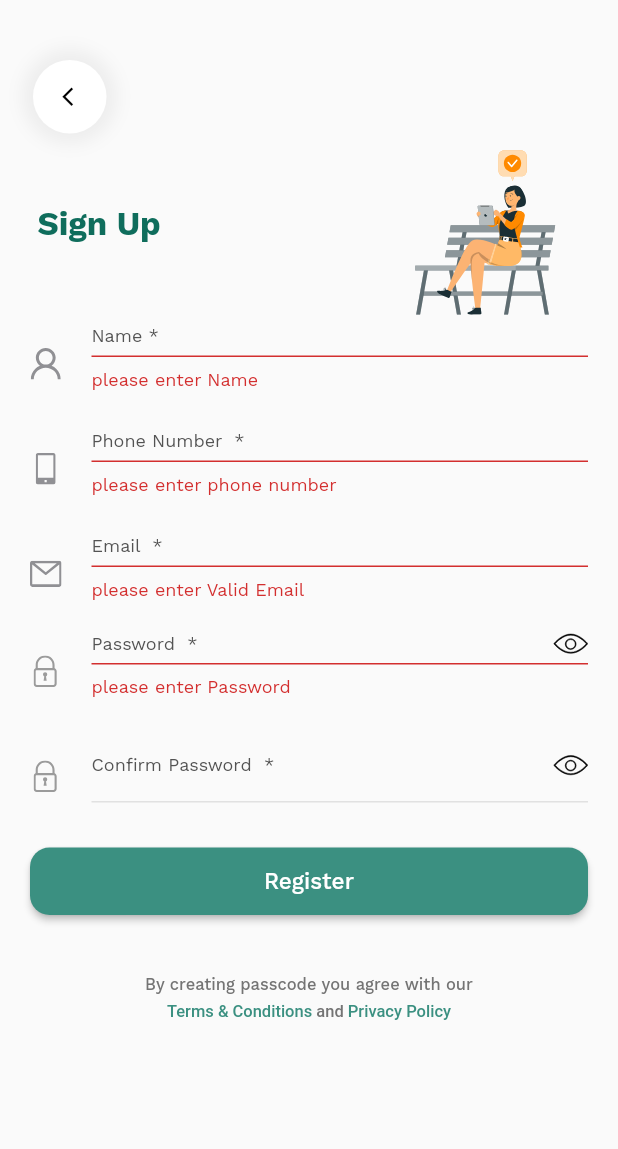
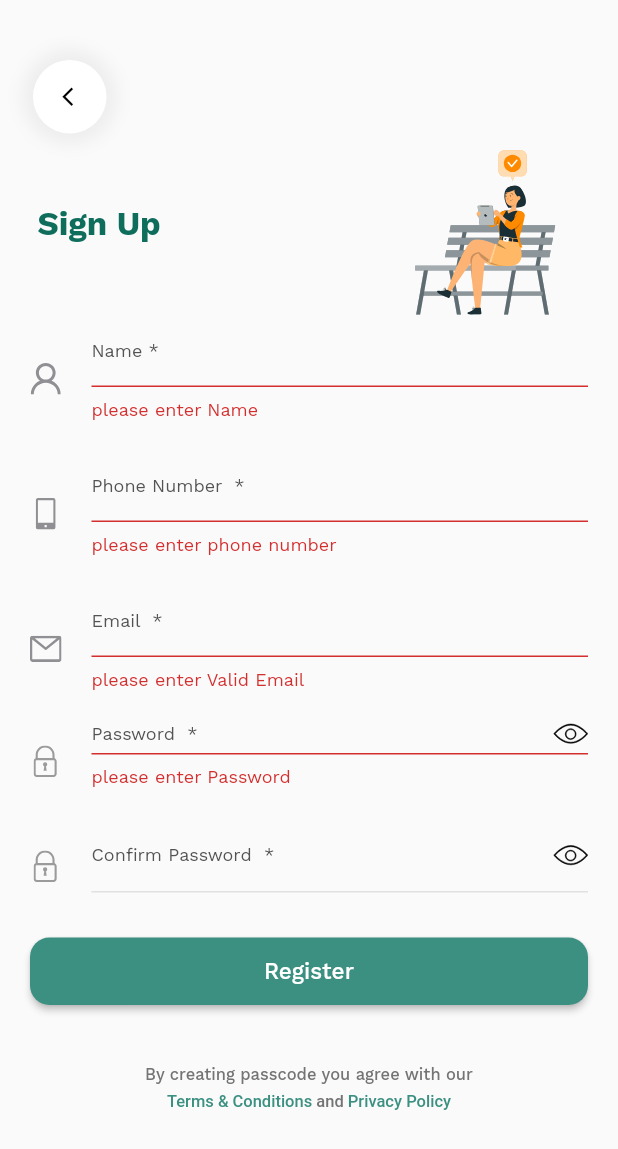
Before and after one commit to arulselvamatv/familygardenmobile-app, a Flutter app: the SignupView screen opened by its route, after a tap on "Register", on a phone screen of 412 x 824 dp. Shown: the top 1149 px of the screen. Run offline on Flutter 3.47's test engine with Material 2 defaults, Android fonts, the phone set to English and light mode, and no system bars; our stand-ins replace carousel_slider, dio, dropdown_button2, flutter_html, flutter_svg, get and 3 more; accounts and stored records are empty; network calls fail; project files that could hold a hidden picture were left out; key blocks and very long unbroken strings in the code were emptied for the run.

Commit message:
working on bug fixing

```diff
--- a/lib/models/wishlistmodel.dart
+++ b/lib/models/wishlistmodel.dart
@@ -38,6 +38,7 @@ class Products {
   String? stock;
   bool? addToCart;
   String? price;
+  String? optionValue;
   String? special;
   String? selectedOptionId;
   String? selectedOptionValueId;
@@ -54,6 +55,7 @@ class Products {
       this.stock,
       this.addToCart = false,
       this.price,
+      this.optionValue,
       this.special,
       this.selectedOptionId,
       this.selectedOptionValueId,
@@ -70,6 +72,7 @@ class Products {
     stock = json['stock'];
     price = json['price'];
     special = json['special'];
+    optionValue = json["option_value"];
     selectedOptionId = json['selected_option_id'];
     selectedOptionValueId = json['selected_option_value_id'];
     if (json['options'] != null) {
@@ -91,6 +94,7 @@ class Products {
     data['model'] = this.model;
     data['stock'] = this.stock;
     data['price'] = this.price;
+    data['option_value'] = this.optionValue;
     data['special'] = this.special;
     data['selected_option_id'] = this.selectedOptionId;
     data['selected_option_value_id'] = this.selectedOptionValueId;
--- a/lib/screens/dashboard/views/dashboard_view.dart
+++ b/lib/screens/dashboard/views/dashboard_view.dart
@@ -95,10 +95,10 @@ class DashboardView extends GetView<DashboardController> {
                                   height: 30,
                                   alignment: Alignment.topRight,
                                   margin:
-                                      const EdgeInsets.only(top: 10, left: 3.0),
+                                      const EdgeInsets.only(top: 7, left: 9.0),
                                   child: Container(
-                                    width: 18,
-                                    height: 18,
+                                    width: 22,
+                                    height: 22,
                                     decoration: BoxDecoration(
                                         shape: BoxShape.circle,
                                         color: AppColors.white,
--- a/lib/screens/product_details_screen/views/product_detail_view.dart
+++ b/lib/screens/product_details_screen/views/product_detail_view.dart
@@ -68,10 +68,10 @@ class ProductDetailsView extends GetView<ProductDetailsController> {
                             width: 30,
                             height: 30,
                             alignment: Alignment.topRight,
-                            margin: const EdgeInsets.only(top: 10, left: 3.0),
+                            margin: const EdgeInsets.only(top: 7, left: 9.0),
                             child: Container(
-                              width: 18,
-                              height: 18,
+                              width: 22,
+                              height: 22,
                               decoration: BoxDecoration(
                                   shape: BoxShape.circle,
                                   color: AppColors.white,
--- a/lib/screens/signup/controller/signup_controller.dart
+++ b/lib/screens/signup/controller/signup_controller.dart
@@ -5,11 +5,15 @@ import '../../../routes/app_pages.dart';
 
 class SignupController extends GetxController {
   TextEditingController firstnameController = TextEditingController();
-  TextEditingController lastnameController = TextEditingController();
   TextEditingController emailController = TextEditingController();
   TextEditingController telephoneController = TextEditingController();
   TextEditingController passwordController = TextEditingController();
   TextEditingController confirmController = TextEditingController();
+  RxBool isNameTextFielld = false.obs;
+  RxBool isEmailTextFielld = false.obs;
+  RxBool isMobileTextFielld = false.obs;
+  RxBool isPasswordTextFielld = false.obs;
+  RxBool isConfirmPasswordTextFielld = false.obs;
   RxBool showPassword = true.obs;
   RxBool showConfirmPassword = true.obs;
 
--- a/lib/screens/signup/view/signup_view.dart
+++ b/lib/screens/signup/view/signup_view.dart
@@ -107,7 +107,7 @@ class SignupView extends GetView<SignupController> {
                       Padding(
                         padding: const EdgeInsets.symmetric(horizontal: 20),
                         child: Container(
-                          height: 50,
+                          height: controller.isNameTextFielld.value ? 70 : 50,
                           width: Get.width,
                           child: Row(
                             crossAxisAlignment: CrossAxisAlignment.center,
@@ -130,8 +130,12 @@ class SignupView extends GetView<SignupController> {
                                 child: TextFormField(
                                   validator: (value) {
                                     if (value == null || value.isEmpty) {
+                                      controller.isNameTextFielld.value = true;
+                                      controller.update();
                                       return 'please enter Name';
                                     }
+                                    controller.isNameTextFielld.value = false;
+                                    controller.update();
                                     return null;
                                   },
                                   controller: controller.firstnameController,
@@ -171,7 +175,7 @@ class SignupView extends GetView<SignupController> {
                       Padding(
                         padding: const EdgeInsets.symmetric(horizontal: 20),
                         child: Container(
-                          height: 50,
+                          height: controller.isMobileTextFielld.value ? 70 : 50,
                           width: Get.width,
                           child: Row(
                             crossAxisAlignment: CrossAxisAlignment.center,
@@ -194,8 +198,13 @@ class SignupView extends GetView<SignupController> {
                                 child: TextFormField(
                                   validator: (value) {
                                     if (value == null || value.isEmpty) {
+                                      controller.isMobileTextFielld.value =
+                                          true;
+                                      controller.update();
                                       return 'please enter phone number';
                                     }
+                                    controller.isMobileTextFielld.value = false;
+                                    controller.update();
                                     return null;
                                   },
                                   maxLength: 10,
@@ -238,7 +247,7 @@ class SignupView extends GetView<SignupController> {
                       Padding(
                         padding: const EdgeInsets.symmetric(horizontal: 20),
                         child: Container(
-                          height: 50,
+                          height: controller.isEmailTextFielld.value ? 70 : 50,
                           width: Get.width,
                           child: Row(
                             crossAxisAlignment: CrossAxisAlignment.center,
@@ -262,10 +271,17 @@ class SignupView extends GetView<SignupController> {
                                   validator: (value) {
                                     if (value != null || value!.isNotEmpty) {
                                       if (controller.isValidEmail(value)) {
+                                        controller.isEmailTextFielld.value =
+                                            false;
+                                        controller.update();
                                         return null;
                                       }
+                                      controller.isEmailTextFielld.value = true;
+                                      controller.update();
                                       return 'please enter Valid Email';
                                     }
+                                    controller.isEmailTextFielld.value = true;
+                                    controller.update();
                                     return "please enter Valid Email";
                                   },
                                   controller: controller.emailController,
@@ -305,7 +321,8 @@ class SignupView extends GetView<SignupController> {
                       Padding(
                         padding: const EdgeInsets.symmetric(horizontal: 20),
                         child: Container(
-                          height: 50,
+                          height:
+                              controller.isPasswordTextFielld.value ? 70 : 50,
                           width: Get.width,
                           child: Row(
                             crossAxisAlignment: CrossAxisAlignment.center,
@@ -331,8 +348,15 @@ class SignupView extends GetView<SignupController> {
                                       return 'please enter Password';
                                     } else {
                                       if (value.length >= 4) {
+                                        controller.isPasswordTextFielld.value =
+                                            false;
+                                        controller.update();
+
                                         return null;
                                       } else {
+                                        controller.isPasswordTextFielld.value =
+                                            true;
+                                        controller.update();
                                         return 'password must contains 4-20 characters';
                                       }
                                     }
@@ -406,7 +430,9 @@ class SignupView extends GetView<SignupController> {
                       Padding(
                         padding: const EdgeInsets.symmetric(horizontal: 20),
                         child: Container(
-                          height: 50,
+                          height: controller.isConfirmPasswordTextFielld.value
+                              ? 70
+                              : 50,
                           width: Get.width,
                           child: Row(
                             crossAxisAlignment: CrossAxisAlignment.center,
@@ -431,11 +457,20 @@ class SignupView extends GetView<SignupController> {
                                     if (value != null) {
                                       if (controller.passwordController.text ==
                                           value) {
+                                        controller.isConfirmPasswordTextFielld
+                                            .value = false;
+                                        controller.update();
                                         return null;
                                       } else {
-                                        return "must have to match password and confirm";
+                                        controller.isConfirmPasswordTextFielld
+                                            .value = true;
+                                        controller.update();
+                                        return "Password and confirm password mismatch";
                                       }
                                     } else {
+                                      controller.isConfirmPasswordTextFielld
+                                          .value = true;
+                                      controller.update();
                                       return 'please enter Confirm Password';
                                     }
                                   },
```
Also changed, not shown: lib/network/api_constants/api_end_points.dart (+5 -3 lines), lib/network/api_helper.dart (+49 -1 lines), lib/screens/order-detail/views/order_detail_view.dart (+15 -10 lines), lib/screens/product_listing_screen/views/product_listing_view.dart (+47 -42 lines), lib/screens/wishlist_screen/views/wishlist_screen_view.dart (+24 -21 lines).
